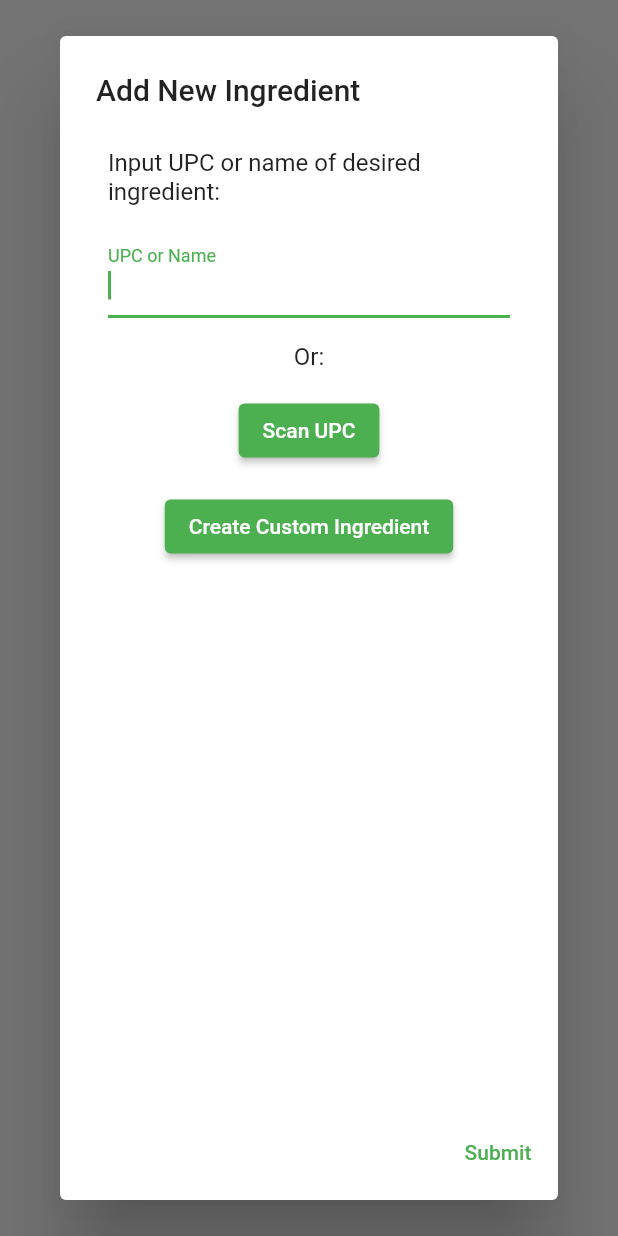
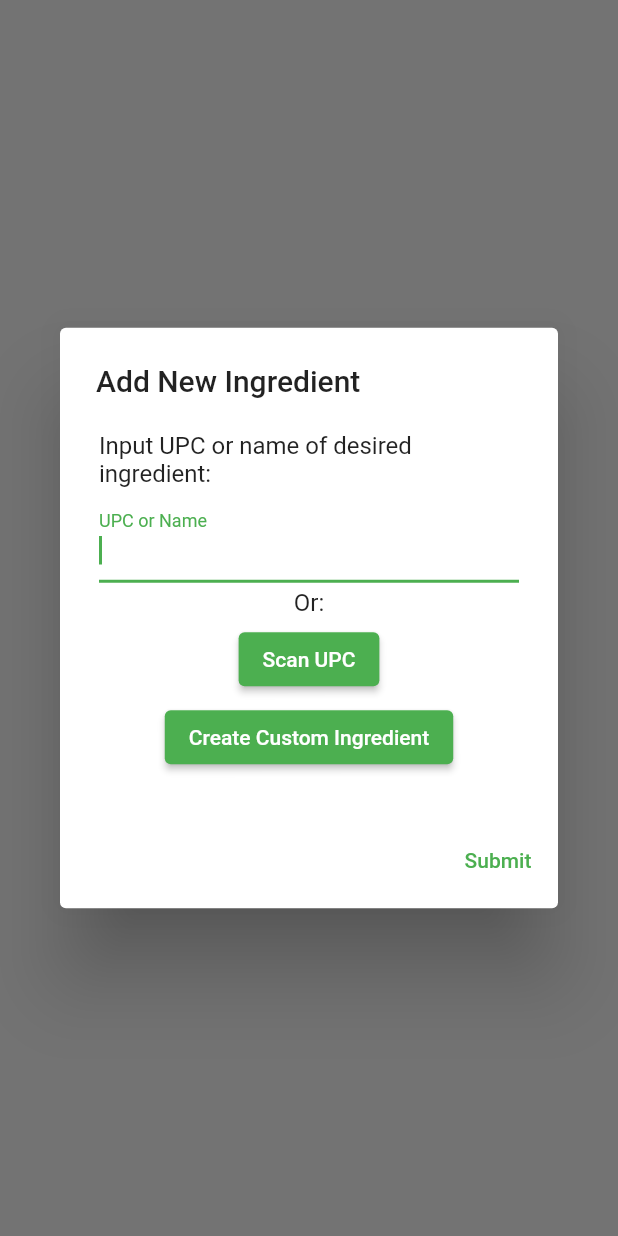
Before and after one commit to SimpleTheory/meal-planner, a Flutter app: what openAddNewIngredientPopUp() shows on an empty page, opened directly, on a phone screen of 412 x 824 dp. Run offline on Flutter 3.47's test engine with Material 2 defaults, Android fonts, the phone set to English and light mode, and no system bars; our stand-ins replace bloc, dio, flutter_bloc; missing offline and left inert: ari_utils, beautiful_soup_dart, client_cookie, dataclasses, flutter_emoji.

Commit message:
fixed overflow issues from keyboard popping up

```diff
--- a/lib/domain/data_carriers.dart
+++ b/lib/domain/data_carriers.dart
@@ -1454,7 +1454,7 @@ class DRIS {
     transFat = DRI('Trans Fat', unit: 'g', upperLimit: 1);
     saturatedFat = // 90 bc 10% of cal should be sat * 9kcal per g fat
         DRI('Saturated Fat',
-            unit: 'g', upperLimit: calories.upperLimit ?? calories.dri! / 90);
+            unit: 'g', upperLimit: (calories.upperLimit ?? calories.dri!) / 90);
     unsaturatedFat = DRI('Unsaturated Fat',
         unit: 'g', dri: totalFat.dri! * .9, upperLimit: totalFat.upperLimit);
   }
--- a/lib/screens/dri_configs.dart
+++ b/lib/screens/dri_configs.dart
@@ -107,7 +107,6 @@ The checkbox indicates you tracking that nutrient; any nutrient with a tick will
 If a field is empty that means that nutrient doesnt have that field, (IE an empty DRI means there is no daily recommended intake for that nutrient by default)
 You can also leave things blank to remove their DRI or UL.
 
-
 You can click the ? icon to see more information about any specific nutrient that has it.
 
 '''.trim());
--- a/lib/screens/general_settings.dart
+++ b/lib/screens/general_settings.dart
@@ -11,6 +11,7 @@ class GeneralSettingsPage extends StatelessWidget {
     // Wrap with bloc
     return Scaffold(
         appBar: AppBar(title: const Text('General Settings')),
+        resizeToAvoidBottomInset: false,
         body: Padding(
           padding: const EdgeInsets.all(16.0),
           child: Column(
--- a/lib/screens/ingredients_page.dart
+++ b/lib/screens/ingredients_page.dart
@@ -105,7 +105,8 @@ openAddNewIngredientPopUp(BuildContext context)=>
     showDialog(context: context,
         builder: (context)=>AlertDialog(
           title: const Text('Add New Ingredient'),
-          content: Column(
+          content: SingleChildScrollView(
+            child: Column(
               children: [
                 const Text('Input UPC or name of desired ingredient:'),
                 TextField(
@@ -137,7 +138,8 @@ openAddNewIngredientPopUp(BuildContext context)=>
                     onPressed: () {Navigator.push(context, MaterialPageRoute(builder: (context) => const CustomIngredientPage()));},
                     child: const Text('Create Custom Ingredient')),
               ],
-          ).pad(const EdgeInsets.all(8)),
+            ).pad(const EdgeInsets.all(2)),
+          ),
           actions: [
             TextButton(onPressed: (){Navigator.pop(context);}, child: const Text('Submit'))
           ],
```
Lines whose indentation alone changed are shown as unchanged.
